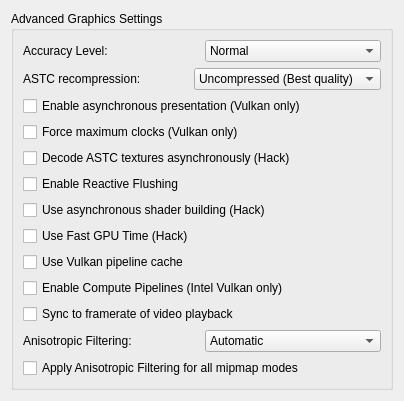
Qt form src/yuzu/configuration/configure_graphics_advanced.ui (QuantumGhost/yuzu) before a commit.
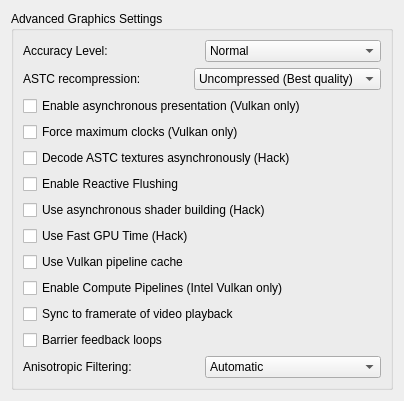
The same form after that commit.

Patch:
```diff
--- a/src/yuzu/configuration/configure_graphics_advanced.ui
+++ b/src/yuzu/configuration/configure_graphics_advanced.ui
@@ -201,6 +201,16 @@
           </property>
          </widget>
         </item>
+        <item>
+         <widget class="QCheckBox" name="barrier_feedback_loops_checkbox">
+          <property name="toolTip">
+           <string>Improves rendering of transparency effects in specific games.</string>
+          </property>
+          <property name="text">
+           <string>Barrier feedback loops</string>
+          </property>
+         </widget>
+        </item>
         <item>
          <widget class="QWidget" name="af_layout" native="true">
           <layout class="QHBoxLayout" name="horizontalLayout_1">
@@ -260,19 +270,6 @@
           </layout>
          </widget>
         </item>
-        <item>
-         <widget class="QCheckBox" name="use_aggressive_anisotropic_filtering">
-          <property name="toolTip">
-           <string>Enable this option for a more aggressive approach to applying Anisotropic Filtering to textures.
-By toggling this, Anisotropic Filtering is added to textures with both nearest and linear mipmapping modes.
-This may result in improved visual quality for a wider range of textures, but can also introduce artifacts in
-some titles.</string>
-          </property>
-          <property name="text">
-           <string>Apply Anisotropic Filtering for all mipmap modes</string>
-          </property>
-         </widget>
-        </item>
        </layout>
       </widget>
      </item>
```
